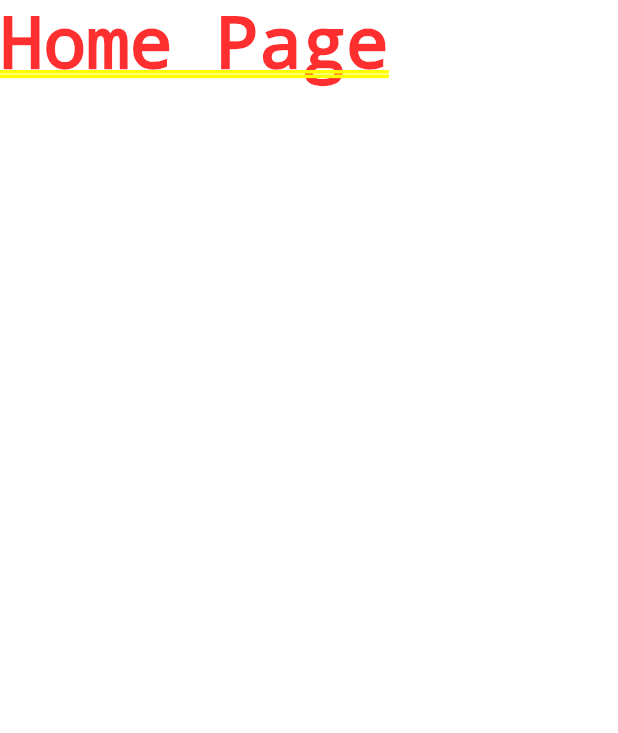
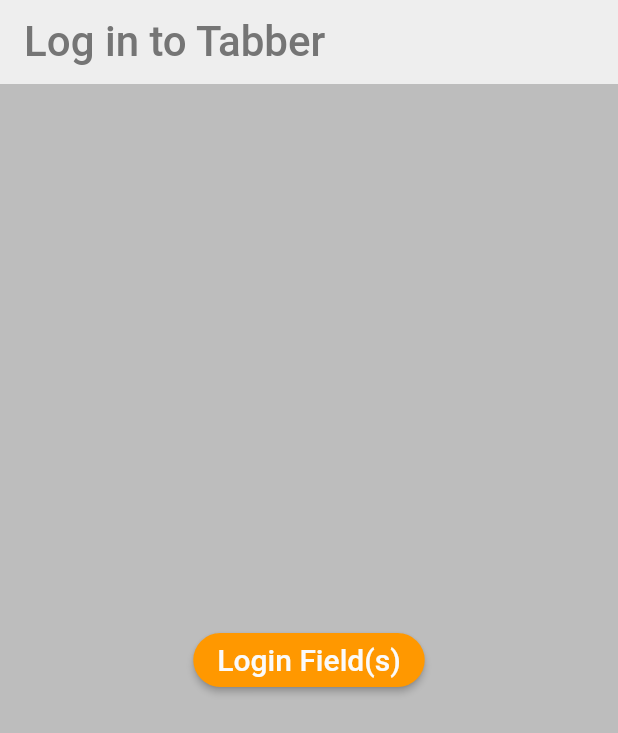
Before and after one commit to aehaldy/Tabber, a Flutter app: the screen it shows after launch, on a phone screen of 412 x 824 dp. Shown: the top 733 px of the screen. Run offline on Flutter 3.47's test engine with Material 2 defaults, Android fonts, the phone set to English and light mode, and no system bars; our stand-ins replace firebase_auth; accounts and stored records are empty.

Commit message:
Creates basic render for simple user login

```diff
--- a/lib/main.dart
+++ b/lib/main.dart
@@ -12,6 +12,7 @@ class MyApp extends StatelessWidget {
   @override
   Widget build(BuildContext context) {
     return MaterialApp(
+      title: 'Tabber',
       home: Wrapper(),
     );
   }
--- /dev/null
+++ b/lib/screens/authenticate/authenticate.dart
@@ -0,0 +1,16 @@
+import 'package:flutter/material.dart';
+import 'package:tabber/screens/authenticate/sign_in.dart';
+
+class Authenticate extends StatefulWidget {
+  @override
+  _AuthenticateState createState() => _AuthenticateState();
+}
+
+class _AuthenticateState extends State<Authenticate> {
+  @override
+  Widget build(BuildContext context) {
+    return Container(
+      child: SignIn()
+    );
+  }
+}
--- /dev/null
+++ b/lib/screens/authenticate/sign_in.dart
@@ -0,0 +1,45 @@
+import 'package:flutter/material.dart';
+
+class SignIn extends StatefulWidget {
+  @override
+  _SignInState createState() => _SignInState();
+}
+
+class _SignInState extends State<SignIn> {
+  @override
+  Widget build(BuildContext context) {
+    return Scaffold(
+      backgroundColor: Colors.grey[400],
+      appBar: AppBar(
+        backgroundColor: Colors.grey[200],
+        //backgroundColor: Colors.orange,
+        elevation: 0.0,
+        title: Text(
+          'Log in to Tabber',
+          style: TextStyle(
+              color: Colors.grey[600],
+              fontSize: 28,
+            )
+        ),
+      ),
+      body: Center(
+        child: RaisedButton(
+          color: Colors.orange,
+          shape: RoundedRectangleBorder(
+            borderRadius: BorderRadius.circular(18.0)
+          ),
+          child: Text(
+            'Login Field(s)',
+            style: TextStyle(
+              color: Colors.grey[50],
+              fontSize: 20,
+            ),
+          ),
+          onPressed: () async {
+
+          },
+        )
+      ),
+      );
+  }
+}
--- a/lib/screens/wrapper.dart
+++ b/lib/screens/wrapper.dart
@@ -1,12 +1,12 @@
 import 'package:flutter/material.dart';
-import 'package:tabber/screens/auth/auth.dart';
+import 'package:tabber/screens/authenticate/authenticate.dart';
 import 'package:tabber/screens/home/home.dart';
 
 class Wrapper extends StatelessWidget {
   @override
   Widget build(BuildContext context) {
 
-    //return either Home or Auth depending on signin status
-    return Home();
+    //return either Home or Login depending on status
+    return Authenticate();
   }
 }
```
Also changed, not shown: lib/screens/auth/auth.dart (deleted, +0 -15 lines), lib/services/auth.dart (added, +21 -0 lines).
